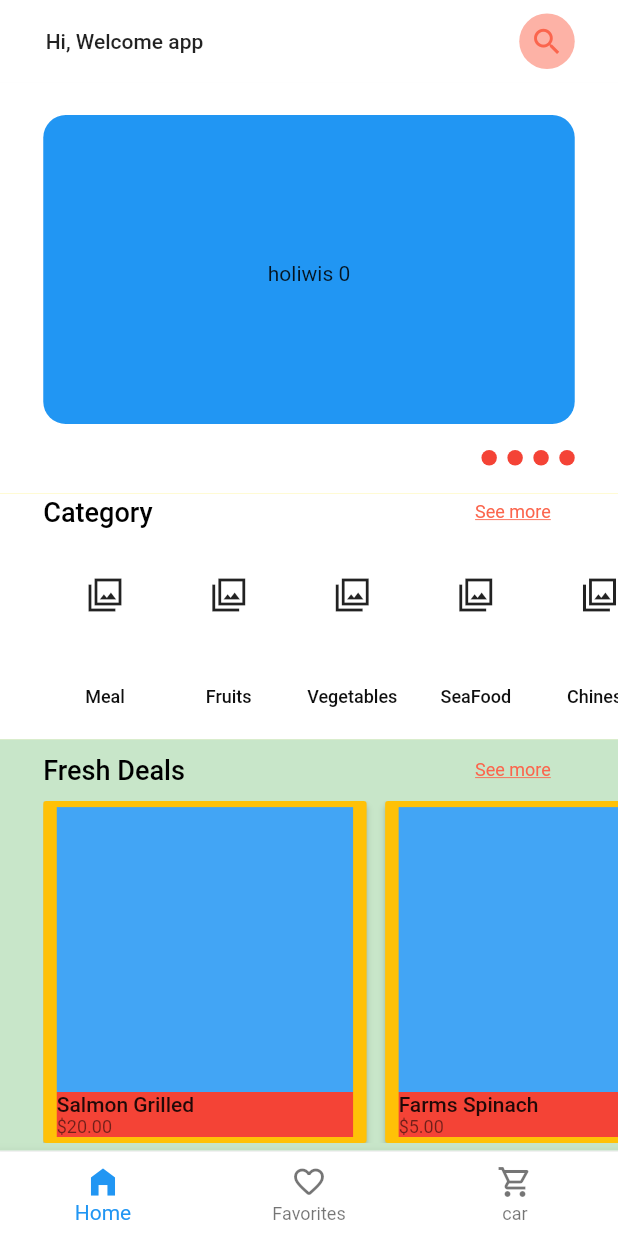
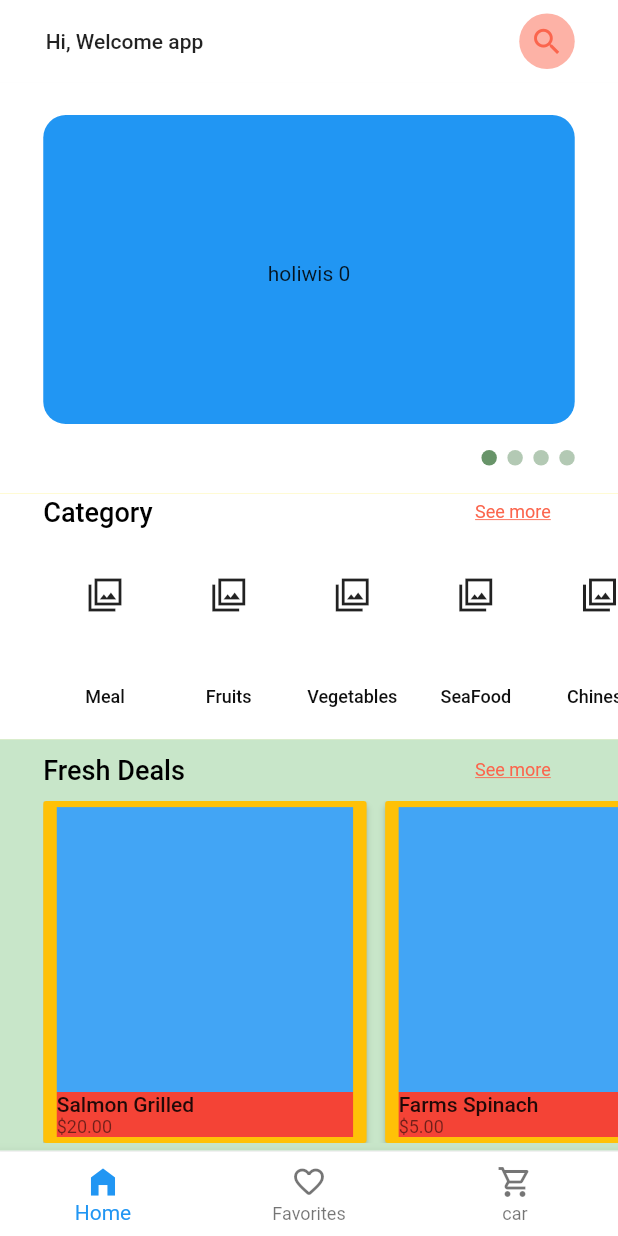
Before and after one commit to DalexisValencia/simple_animation, a Flutter app: the screen it shows after launch, on a phone screen of 412 x 824 dp. Run offline on Flutter 3.47's test engine with Material 2 defaults, Android fonts, the phone set to English and light mode, and no system bars; drawn by our look-alikes of carousel_slider; missing offline and left inert: dart:ffi.

Commit message:
Acticando item en los sliders

```diff
--- a/lib/contansts/constants.dart
+++ b/lib/contansts/constants.dart
@@ -7,6 +7,7 @@ const secondaryColor = Color(0xFFFB654D); // orange-pink
 const secondaryColor_withOpacity = Color(0x80FB654D); // orange-pink
 const tertiaryColor = Color(0xFF0F0F0F); // black
 const fourthColor = Color(0xFF689469); // verde
+const fourthColor_withOpacity = Color(0x80689469); // verde opacity
 const fifthColor = Color(0xFFc4c4c4); // gris
 
 const horizontalPadding = 0.07;
--- a/lib/screens/home/banners/banners.dart
+++ b/lib/screens/home/banners/banners.dart
@@ -12,9 +12,16 @@ class Banners extends StatefulWidget {
 class _BannersState extends State<Banners> {
   final CarouselController _controller = CarouselController();
   List<int> _galleryExample = [1, 2, 3, 4];
+  int indexActive = 0;
   @override
   void initState() {
     super.initState();
+  }
+
+  void _changeActive(idx) {
+    setState(() {
+      indexActive = idx;
+    });
   }
 
   @override
@@ -22,12 +29,10 @@ class _BannersState extends State<Banners> {
     double containerHeight =
         realScreenHeight(context, MediaQuery.of(context).size.height) * 0.45;
     return Container(
-      // color: Colors.amber[100],
       height: containerHeight,
       width: MediaQuery.of(context).size.width,
       margin: EdgeInsets.symmetric(
         horizontal: MediaQuery.of(context).size.width * horizontalPadding,
-        // vertical: 20,
         vertical: MediaQuery.of(context).size.height * (horizontalPadding / 5),
       ),
       child: Column(
@@ -37,8 +42,10 @@ class _BannersState extends State<Banners> {
               carouselController: _controller,
               options: CarouselOptions(
                 aspectRatio: 2 / 1,
-                // height: containerHeight - realScreenHeight(context, MediaQuery.of(context).size.height) * 0.50,
                 viewportFraction: 1.0,
+                onPageChanged: (index, reason) {
+                  _changeActive(index);
+                },
               ),
               items: _galleryExample.asMap().entries.map((entry) {
                 int idx = entry.key;
@@ -58,7 +65,6 @@ class _BannersState extends State<Banners> {
             ),
           ),
           Container(
-            // color: Colors.blue[300],
             padding: EdgeInsets.symmetric(
               vertical:
                   MediaQuery.of(context).size.width * (horizontalPadding / 4),
@@ -70,6 +76,7 @@ class _BannersState extends State<Banners> {
                 return GestureDetector(
                   onTap: () {
                     _controller.animateToPage(idx);
+                    _changeActive(idx);
                   },
                   child: Container(
                     margin: EdgeInsets.only(
@@ -78,7 +85,9 @@ class _BannersState extends State<Banners> {
                     width: MediaQuery.of(context).size.width * 0.025,
                     height: MediaQuery.of(context).size.width * 0.025,
                     decoration: BoxDecoration(
-                      color: Colors.red,
+                      color: indexActive == idx
+                          ? fourthColor
+                          : fourthColor_withOpacity,
                       shape: BoxShape.circle,
                     ),
                   ),
```
